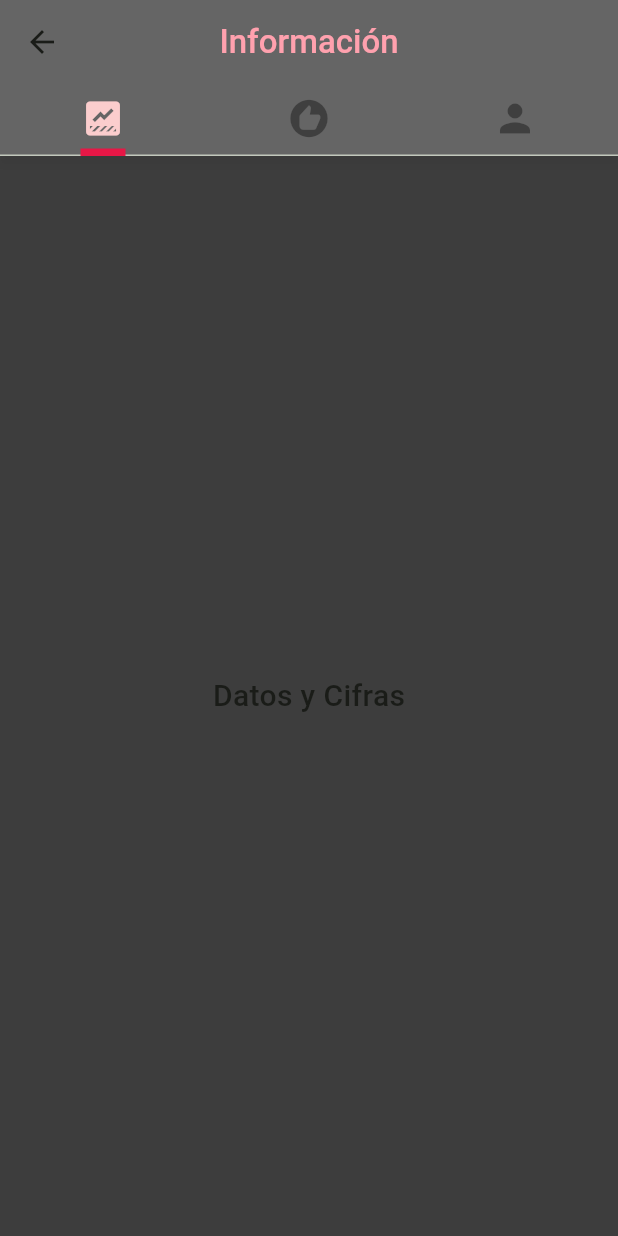
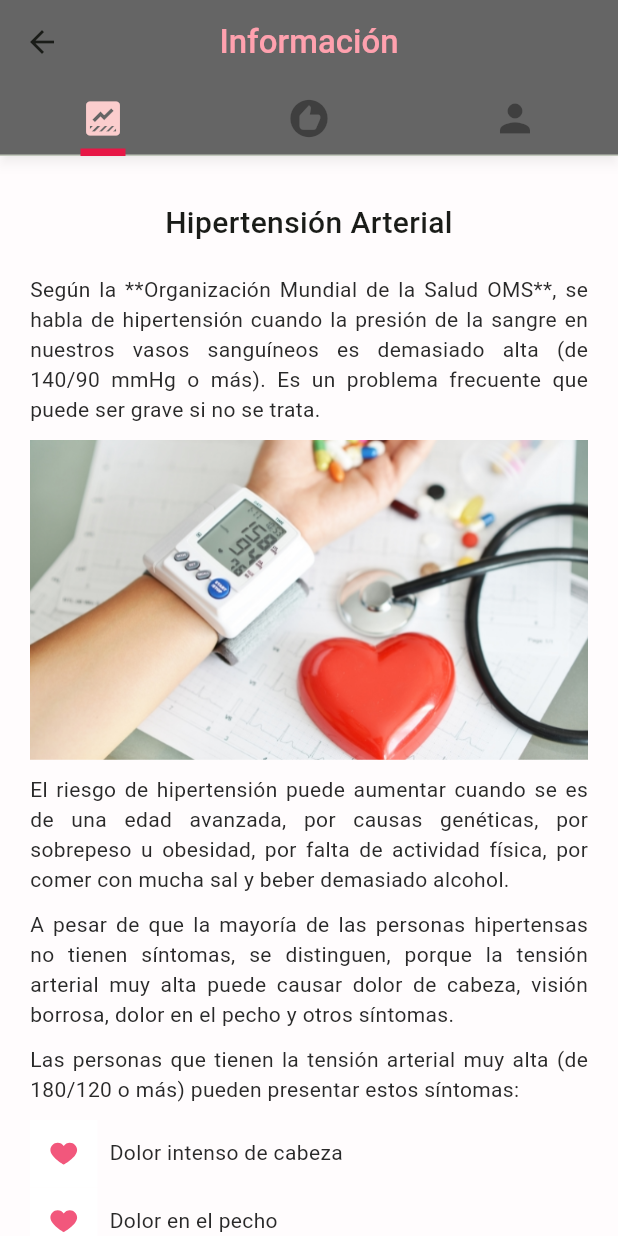
Before and after one commit to GAMM95/PrediHipertension, a Flutter app: the InfoTab screen opened directly, on a phone screen of 412 x 824 dp. Run offline on Flutter 3.47's test engine with Material 3 defaults, Android fonts, the phone set to English and light mode, and no system bars; our stand-ins replace animated_splash_screen, cloud_firestore, firebase_auth, firebase_core, flutter_speed_dial, flutter_svg and 4 more; accounts and stored records are empty.

Commit message:
nuevo update

```diff
--- a/lib/Containers/info1_tab.dart
+++ b/lib/Containers/info1_tab.dart
@@ -1,5 +1,7 @@
 import 'package:flutter/material.dart';
 import 'package:predihipertension/Theme/global_colors.dart';
+import 'package:predihipertension/Utilities/lista_items.dart';
+import 'package:predihipertension/Utilities/paragraph.dart';
 
 class Info1Tab extends StatelessWidget {
   const Info1Tab({super.key});
@@ -7,16 +9,75 @@ class Info1Tab extends StatelessWidget {
   @override
   Widget build(BuildContext context) {
     return Container(
-      color: GlobalColors.bgDark2,
-      // color: const Color.fromARGB(255, 247, 204, 218),
-      child: const Center(
-        child: Text(
-          'Datos y Cifras',
-          style: TextStyle(
-            fontSize: 20,
-            fontWeight: FontWeight.w500,
-          ),
-        ),
+      color: const Color.fromARGB(255, 255, 252, 253),
+      child: Stack(
+        alignment: Alignment.center,
+        children: [
+          ListView(
+            padding: const EdgeInsets.symmetric(horizontal: 20.0),
+            children: [
+              const SizedBox(
+                height: 30,
+              ),
+              const Text(
+                'Hipertensión Arterial',
+                style: TextStyle(
+                  fontSize: 20,
+                  fontWeight: FontWeight.w500,
+                ),
+                textAlign: TextAlign.center,
+              ),
+              const SizedBox(height: 20.0),
+              Parragraph(
+                parrafo:
+                    'Según la **Organización Mundial de la Salud OMS**, se habla de hipertensión cuando la presión de la sangre en nuestros vasos sanguíneos es demasiado alta (de 140/90 mmHg o más). Es un problema frecuente que puede ser grave si no se trata.',
+                color: GlobalColors.bgDark1,
+              ),
+              const SizedBox(height: 10.0),
+              Center(
+                child: InteractiveViewer(
+                  child: Image.asset('assets/images/hipertension_arterial.png'),
+                ),
+              ),
+              const SizedBox(height: 10.0),
+              Parragraph(
+                parrafo:
+                    'El riesgo de hipertensión puede aumentar cuando se es de una edad avanzada, por causas genéticas, por sobrepeso u obesidad, por falta de actividad física, por comer con mucha sal y beber demasiado alcohol.',
+                color: GlobalColors.bgDark1,
+              ),
+              const SizedBox(height: 10.0),
+              Parragraph(
+                parrafo:
+                    'A pesar de que la mayoría de las personas hipertensas no tienen síntomas, se distinguen, porque la tensión arterial muy alta puede causar dolor de cabeza, visión borrosa, dolor en el pecho y otros síntomas.',
+                color: GlobalColors.bgDark1,
+              ),
+              const SizedBox(height: 10.0),
+              Parragraph(
+                parrafo:
+                    'Las personas que tienen la tensión arterial muy alta (de 180/120 o más) pueden presentar estos síntomas:',
+                color: GlobalColors.bgDark1,
+              ),
+              const SizedBox(height: 10.0),
+              ListaItems(
+                parrafo: 'Dolor intenso de cabeza',
+                color: GlobalColors.bgDark1,
+              ),
+              ListaItems(
+                parrafo: 'Dolor en el pecho',
+                color: GlobalColors.bgDark1,
+              ),
+              ListaItems(
+                parrafo: 'Mareos',
+                color: GlobalColors.bgDark1,
+              ),
+              ListaItems(
+                parrafo:
+                    'Dificultad para respirar, ahora que pasaria si este item sobrepasa las 2 lineas, como se podria ver?',
+                color: GlobalColors.bgDark1,
+              ),
+            ],
+          )
+        ],
       ),
     );
   }
--- a/lib/Utilities/custom_dialogs.dart
+++ b/lib/Utilities/custom_dialogs.dart
@@ -277,9 +277,9 @@ class CustomDialogs {
                 height: 120,
                 child: Center(
                   child: Lottie.asset(
-                    'assets/animations/loader.json',
-                    width: 120,
-                    height: 120,
+                    'assets/animations/heart_test.json',
+                    width: 150,
+                    height: 150,
                   ),
                 ),
               ),
--- /dev/null
+++ b/lib/Utilities/lista_items.dart
@@ -0,0 +1,47 @@
+import 'package:flutter/material.dart';
+import 'package:lottie/lottie.dart'; // Importa el paquete para usar animaciones JSON
+
+class ListaItems extends StatelessWidget {
+  final String parrafo;
+  final Color color;
+  // final String animacionAsset;
+
+  const ListaItems({
+    super.key,
+    required this.parrafo,
+    required this.color,
+    // required this.animacionAsset,
+  });
+
+  @override
+  Widget build(BuildContext context) {
+    return Row(
+      crossAxisAlignment: CrossAxisAlignment.start,
+      children: [
+        Container(
+          margin: const EdgeInsets.only(right: 8.0),
+          width: 45,
+          height: 45,
+          child: Lottie.asset(
+            'assets/animations/item.json',
+            fit: BoxFit.cover,
+          ),
+        ),
+        Expanded(
+          child: Container(
+            padding: const EdgeInsets.fromLTRB(0, 12, 15, 0),
+            child: Text(
+              parrafo,
+              textAlign: TextAlign.justify,
+              style: TextStyle(
+                color: color,
+                fontSize: 14.0,
+                fontWeight: FontWeight.w400,
+              ),
+            ),
+          ),
+        ),
+      ],
+    );
+  }
+}
--- a/lib/Utilities/paragraph.dart
+++ b/lib/Utilities/paragraph.dart
@@ -1,10 +1,14 @@
 import 'package:flutter/material.dart';
-
-import 'package:predihipertension/Theme/global_colors.dart';
 
 class Parragraph extends StatelessWidget {
   final String parrafo;
-  const Parragraph({super.key, required this.parrafo});
+  final Color color;
+
+  const Parragraph({
+    super.key,
+    required this.parrafo,
+    required this.color,
+  });
 
   @override
   Widget build(BuildContext context) {
@@ -12,7 +16,7 @@ class Parragraph extends StatelessWidget {
       parrafo,
       textAlign: TextAlign.justify,
       style: TextStyle(
-        color: GlobalColors.textColor,
+        color: color,
         fontSize: 14.0,
         fontWeight: FontWeight.w400,
       ),
```
Also changed, not shown: assets/animations/heart_test.json (added, +1 -0 lines), assets/animations/item.json (added, +1 -0 lines), assets/animations/item2.json (added, +1 -0 lines), lib/Containers/test_tab.dart (+68 -35 lines), lib/Screens/dataauthorization_screen.dart (+37 -19 lines), lib/Screens/tercon_screen.dart (+37 -19 lines), lib/Utilities/subtitle.dart (+7 -2 lines), lib/Widget/custom_graph.dart (+31 -31 lines), assets/images/hipertension_arterial.png (added).
